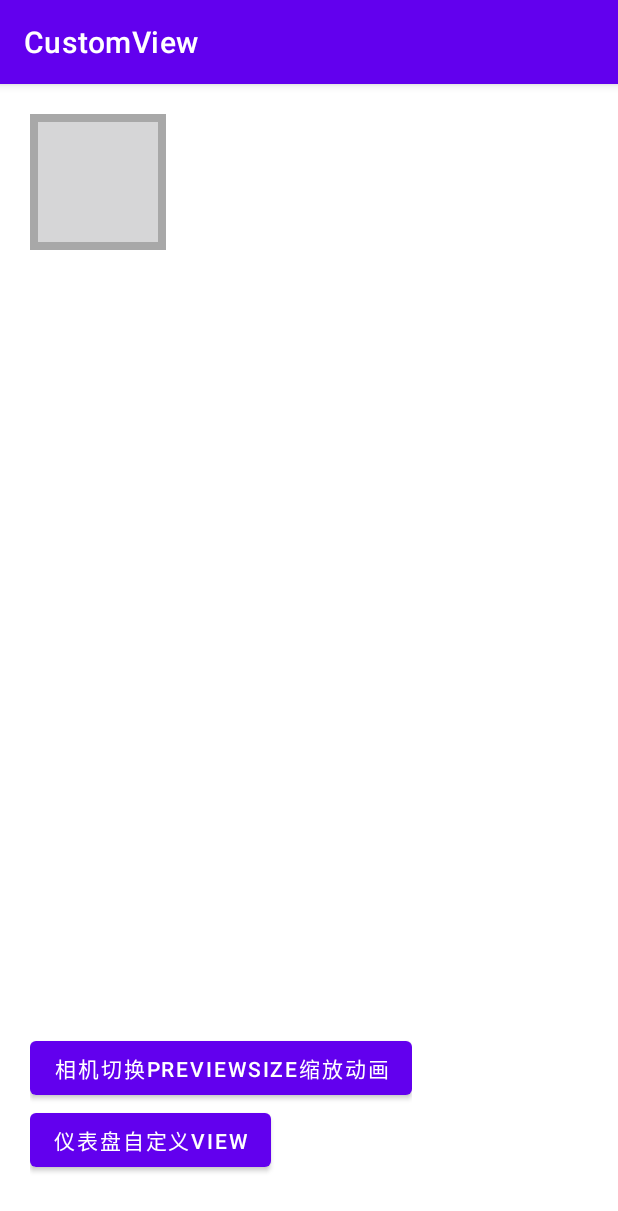
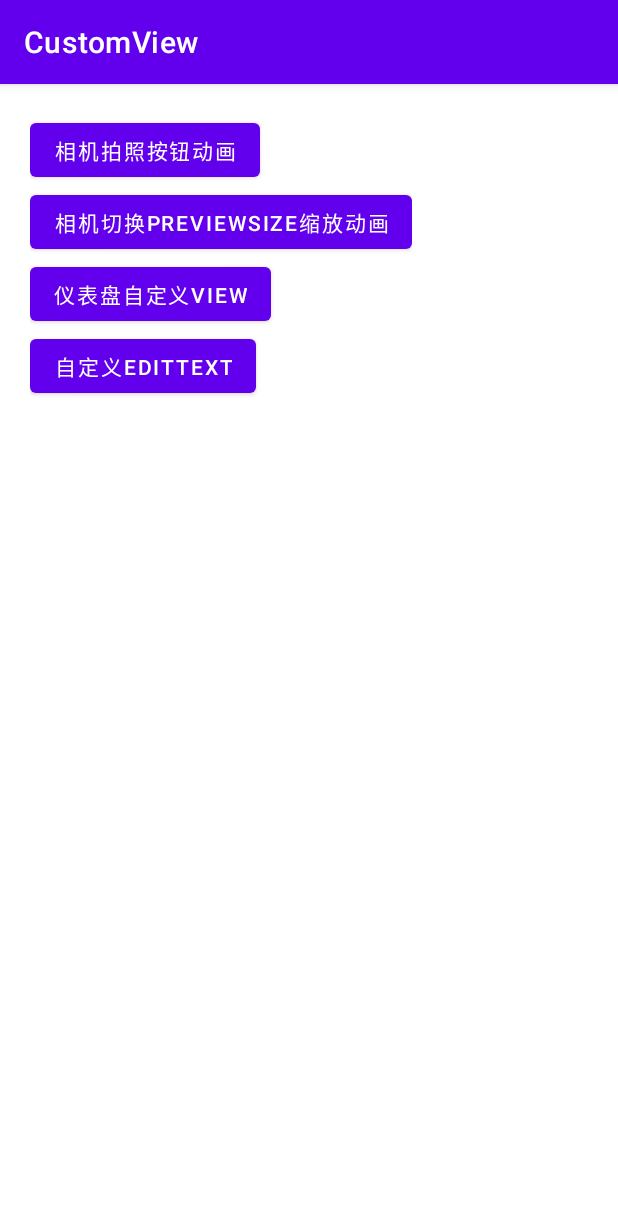
Before and after one commit to QuiteCoder/CustomView, an Android app: the screen it shows after launch (MainActivity), on a phone screen of 412 x 824 dp. Shown: the top 1211 px of the screen. Run offline under Robolectric (Android 15) with nearby library versions, the phone set to English and light mode, and no system bars.

Commit message:
开始写自定义EditTextView

```diff
--- a/app/src/main/AndroidManifest.xml
+++ b/app/src/main/AndroidManifest.xml
@@ -16,8 +16,10 @@
                 <category android:name="android.intent.category.LAUNCHER" />
             </intent-filter>
         </activity>
+        <activity android:name=".activity.ShutterButtonActivity"/>
         <activity android:name=".activity.ActivityScaleAnimation"/>
         <activity android:name=".activity.DashBoardViewActivity"/>
+        <activity android:name=".activity.MaterialEditTextActivity"/>
     </application>
 
 </manifest>
--- a/app/src/main/res/layout/activity_main.xml
+++ b/app/src/main/res/layout/activity_main.xml
@@ -6,50 +6,43 @@
     android:padding="20dp"
     tools:context=".activity.MainActivity">
 
-
-    <FrameLayout
-        android:background="#75434343"
-        android:padding="5dp"
+    <ScrollView
         android:layout_width="wrap_content"
         android:layout_height="wrap_content">
 
-        <ImageButton
-            android:id="@+id/shutter_btn"
-            android:src="@drawable/btn_photo"
-            android:background="@null"
-            android:layout_width="@dimen/shutter_btn_width"
-            android:layout_height="@dimen/shutter_btn_width"/>
-
-        <com.hpf.customview.widget.CircleProgressBar
-            android:layout_width="@dimen/shutter_btn_width"
-            android:layout_height="@dimen/shutter_btn_width"
-            android:id="@+id/shutter_capture_animation"
-            android:gravity="center"
-            android:visibility="invisible"
-            android:scaleType="centerInside"/>
-    </FrameLayout>
-
         <LinearLayout
-        android:orientation="vertical"
+            android:layout_width="wrap_content"
+            android:layout_height="wrap_content"
+            android:layout_alignParentBottom="true"
             android:layout_marginBottom="20dp"
-        android:layout_alignParentBottom="true"
-        android:layout_width="wrap_content"
-        android:layout_height="wrap_content">
+            android:orientation="vertical">
 
             <Button
-            android:text="相机切换previewSize缩放动画"
-            android:onClick="gotoScaleAnimationPage"
-            android:layout_centerHorizontal="true"
                 android:layout_width="wrap_content"
-            android:layout_height="wrap_content"/>
+                android:layout_height="wrap_content"
+                android:onClick="shutterButton"
+                android:text="相机拍照按钮动画" />
 
             <Button
-            android:text="仪表盘自定义View"
+                android:layout_width="wrap_content"
+                android:layout_height="wrap_content"
+                android:onClick="gotoScaleAnimationPage"
+                android:text="相机切换previewSize缩放动画" />
+
+            <Button
+                android:layout_width="wrap_content"
+                android:layout_height="wrap_content"
                 android:onClick="dashboardView"
-            android:layout_centerHorizontal="true"
+                android:text="仪表盘自定义View" />
+
+            <Button
                 android:layout_width="wrap_content"
-            android:layout_height="wrap_content"/>
+                android:layout_height="wrap_content"
+                android:onClick="materialEditText"
+                android:text="自定义EditText" />
 
         </LinearLayout>
+    </ScrollView>
+
 
 </RelativeLayout>
```
Also changed, not shown: app/src/main/java/com/hpf/customview/activity/MainActivity.kt (+13 -18 lines), app/src/main/java/com/hpf/customview/activity/MaterialEditTextActivity.kt (added, +34 -0 lines), app/src/main/java/com/hpf/customview/activity/ShutterButtonActivity.kt (added, +49 -0 lines), app/src/main/java/com/hpf/customview/widget/MaterialEditText.kt (added, +13 -0 lines), app/src/main/res/layout/edit_text_activity.xml (added, +29 -0 lines), app/src/main/res/layout/shutter_button_activity.xml (added, +29 -0 lines). Lines whose indentation alone changed are shown as unchanged.
